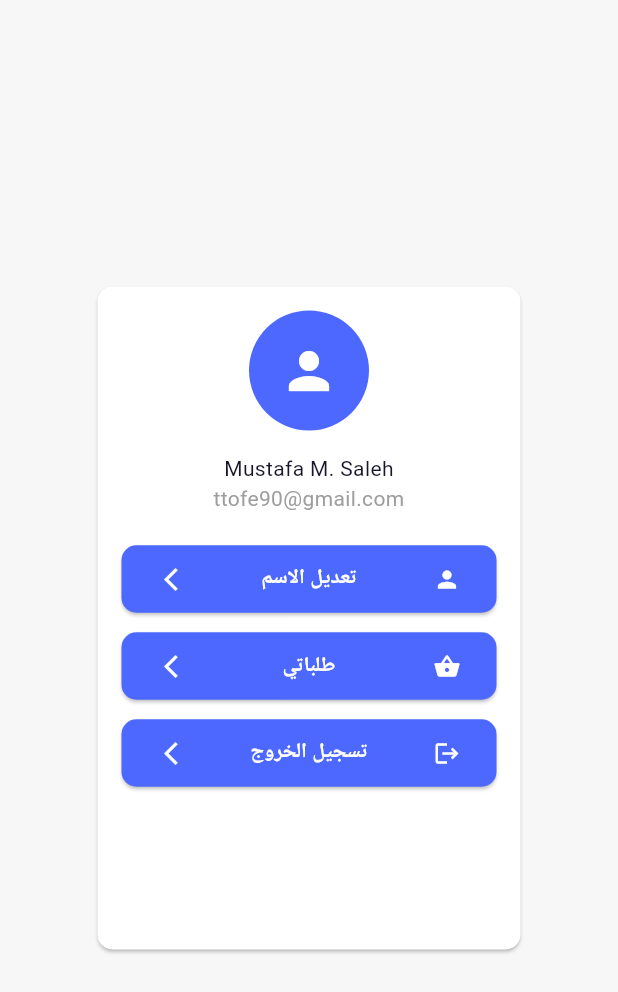
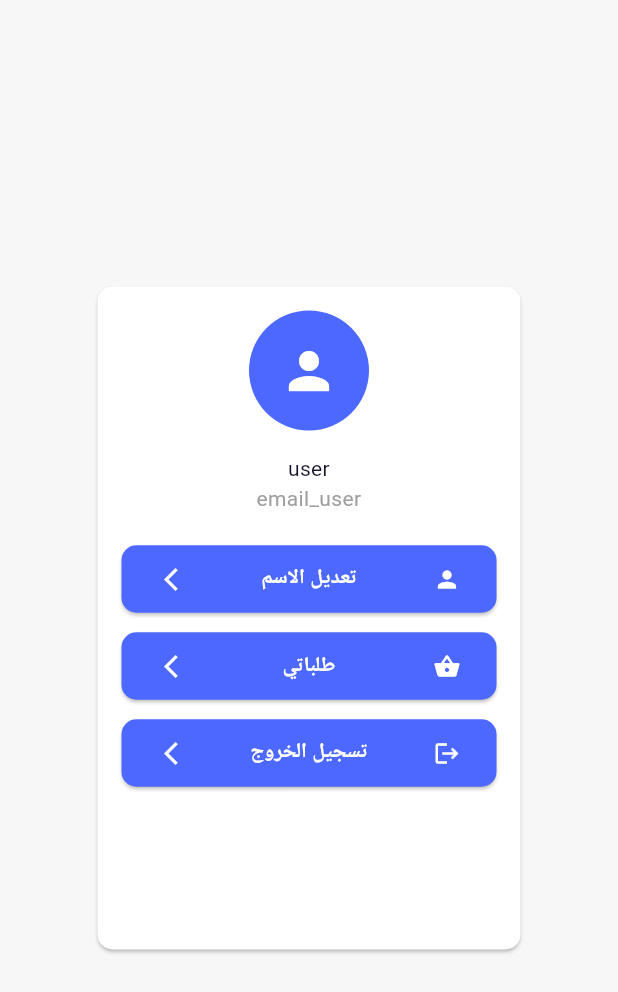
Before and after one commit to Tafalili/market, a Flutter app: the Nav_Profile screen opened directly, on a phone screen of 412 x 824 dp. Shown: the top 992 px of the screen. Run offline on Flutter 3.47's test engine with Material 3 defaults, Android fonts, the phone set to English and light mode, and no system bars; our stand-ins replace bloc, cached_network_image, flutter_bloc, flutter_dotenv, flutter_rating_bar, google_nav_bar and 3 more; accounts and stored records are empty.

Commit message:
get userdata from supabase :)

```diff
--- /dev/null
+++ b/lib/core/components/user_model.dart
@@ -0,0 +1,6 @@
+class GetUserModel{
+  final String name;
+  final String email ;
+  final String id;
+  GetUserModel({required this.name, required this.email, required this.id, });
+}
--- a/lib/views/auth/logic/authintication_state.dart
+++ b/lib/views/auth/logic/authintication_state.dart
@@ -37,3 +37,7 @@ class ResetPasswordError extends AuthinticationState{}
 class SendingDataLoading extends AuthinticationState {}
 class SendingDataSuccess extends AuthinticationState{}
 class SendingDataError extends AuthinticationState{}
+
+class FetchDataLoading extends AuthinticationState {}
+class FetchDataSuccess extends AuthinticationState{}
+class FetchDataError extends AuthinticationState{}
--- a/lib/views/auth/ui/signup.dart
+++ b/lib/views/auth/ui/signup.dart
@@ -3,6 +3,7 @@ import 'package:flutter_bloc/flutter_bloc.dart';
 import 'package:market/core/components/circle_progress_indicator.dart';
 import 'package:market/home_page.dart';
 import 'package:market/views/auth/logic/authintication_cubit.dart';
+import 'package:market/views/auth/ui/login.dart';
 import 'WIDGETS/button_of_login.dart';
 import 'WIDGETS/show_messgae.dart';
 import 'WIDGETS/text_button.dart';
@@ -154,7 +155,7 @@ class _SignUpState extends State<SignUp> {
                                       Text("هل تمتلك حساب  ؟"),
                                       TEXT_FORM_FILD(
                                           text: "سجل دخول من هن هنا",
-                                          press: () {}),
+                                          press: () {Navigator.of(context).pushReplacement( MaterialPageRoute(builder: (context) => Login(),));}),
                                     ],
                                   ),
                                 ),
--- a/lib/views/profile/ui.dart
+++ b/lib/views/profile/ui.dart
@@ -6,6 +6,7 @@ import 'package:market/views/auth/ui/login.dart';
 import 'package:market/views/profile/elements_screen/my_ordeers.dart';
 import 'package:market/views/profile/widgets/buttons_of_profile.dart';
 
+import '../../core/components/user_model.dart';
 import 'elements_screen/edit_nsme.dart';
 
 class Nav_Profile extends StatefulWidget {
@@ -24,6 +25,7 @@ class _Nav_ProfileState extends State<Nav_Profile> {
   },
   builder: (context, state) {
     AuthinticationCubit cubit = context.read<AuthinticationCubit>();
+    GetUserModel? user = context.read<AuthinticationCubit>().userModel;
     return Directionality(
       textDirection: TextDirection.rtl,
       child: Scaffold(
@@ -54,13 +56,13 @@ class _Nav_ProfileState extends State<Nav_Profile> {
                     SizedBox(height: 15,),
 
                     Text(
-                      "Mustafa M. Saleh",
+                      user?.name ?? "user",
                       style: TextStyle(
                         color: AppColors.kBlackColor,
                       ),
                     ),
                     Text(
-                      "ttofe90@gmail.com",
+                     user?.email?? "email_user",
                       style: TextStyle(
                         color: AppColors.kGreyColor,
                       ),
```
Also changed, not shown: lib/views/auth/logic/authintication_cubit.dart (+18 -0 lines).
